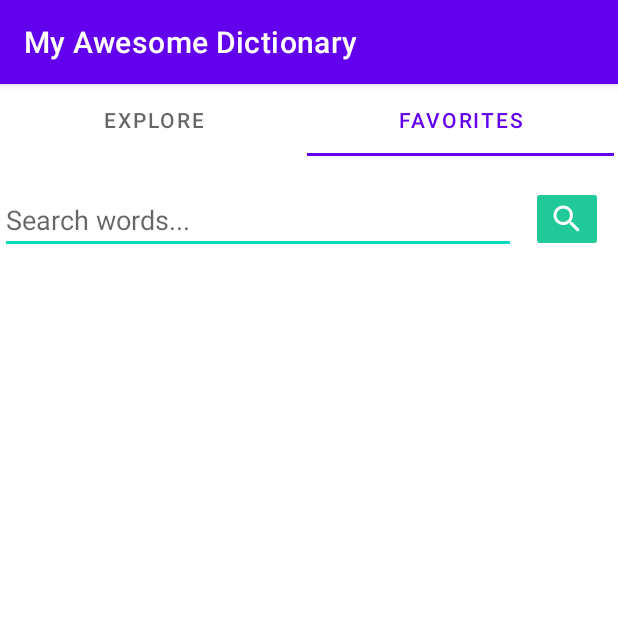
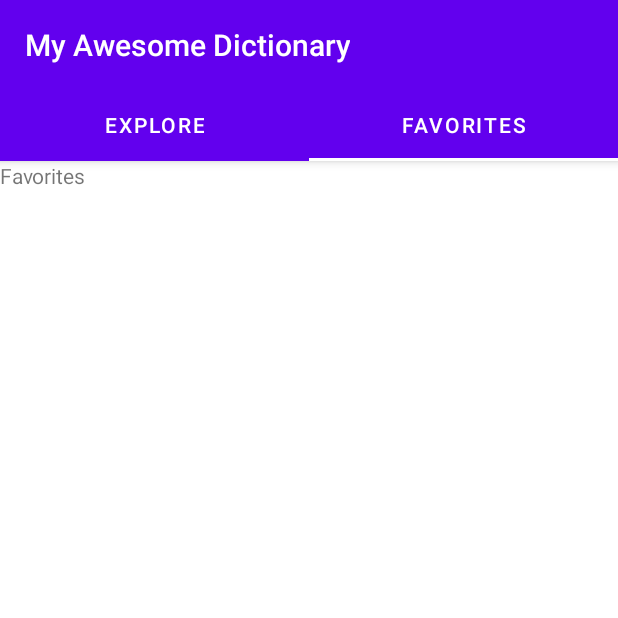
Before and after one commit to gal-bert/my-awesome-dictionary, an Android app: the screen it shows after launch (MainActivity), tab 2 chosen, on a phone screen of 412 x 824 dp, the top half of it. Run offline under Robolectric (Android 15) with nearby library versions, the phone set to English and light mode, and no system bars.

Commit message:
DB, Fragment, Recycler view ok

```diff
--- a/app/build.gradle
+++ b/app/build.gradle
@@ -37,6 +37,7 @@ dependencies {
     implementation 'androidx.constraintlayout:constraintlayout:2.0.4'
     implementation 'androidx.lifecycle:lifecycle-livedata-ktx:2.2.0'
     implementation 'androidx.lifecycle:lifecycle-viewmodel-ktx:2.2.0'
+    implementation 'androidx.legacy:legacy-support-v4:1.0.0'
     testImplementation 'junit:junit:4.+'
     androidTestImplementation 'androidx.test.ext:junit:1.1.2'
     androidTestImplementation 'androidx.test.espresso:espresso-core:3.3.0'
--- /dev/null
+++ b/app/src/main/java/com/gregorius/myawesomedictionary/ExploreAdapter.java
@@ -0,0 +1,52 @@
+package com.gregorius.myawesomedictionary;
+
+import android.content.Context;
+import android.text.Layout;
+import android.view.LayoutInflater;
+import android.view.View;
+import android.view.ViewGroup;
+import android.widget.TextView;
+
+import androidx.annotation.NonNull;
+import androidx.recyclerview.widget.RecyclerView;
+
+import org.jetbrains.annotations.NotNull;
+
+import java.util.Vector;
+
+public class ExploreAdapter extends RecyclerView.Adapter<ExploreAdapter.ViewHolder> {
+
+    Vector<String> listWord;
+
+    public ExploreAdapter(Vector<String> listWord){
+        this.listWord = listWord;
+    }
+
+    class ViewHolder extends RecyclerView.ViewHolder {
+
+        TextView tvWord;
+
+        public ViewHolder(View itemView) {
+            super(itemView);
+            tvWord = itemView.findViewById(R.id.tvWord);
+        }
+    }
+
+    @Override
+    public ViewHolder onCreateViewHolder(ViewGroup parent, int viewType) {
+        View view = LayoutInflater.from(parent.getContext()).inflate(R.layout.explore_card, parent, false);
+        return new ViewHolder(view);
+    }
+
+    @Override
+    public void onBindViewHolder(ViewHolder holder, int position) {
+        holder.tvWord.setText(listWord.get(position));
+    }
+
+    @Override
+    public int getItemCount() {
+        return listWord.size();
+    }
+
+
+}
--- /dev/null
+++ b/app/src/main/java/com/gregorius/myawesomedictionary/ExploreFragment.java
@@ -0,0 +1,45 @@
+package com.gregorius.myawesomedictionary;
+
+import android.content.Context;
+import android.os.Bundle;
+
+import androidx.fragment.app.Fragment;
+import androidx.recyclerview.widget.LinearLayoutManager;
+import androidx.recyclerview.widget.RecyclerView;
+
+import android.view.LayoutInflater;
+import android.view.View;
+import android.view.ViewGroup;
+import java.util.Vector;
+
+public class ExploreFragment extends Fragment {
+
+    Context context;
+    Vector<String> listWord;
+    RecyclerView rvExplore;
+    ExploreAdapter exploreAdapter;
+
+    @Override
+    public View onCreateView(LayoutInflater inflater, ViewGroup container, Bundle savedInstanceState) {
+
+        listWord = new Vector<>();
+        listWord.add("Alpha");
+        listWord.add("Beta");
+        listWord.add("Charlie");
+        listWord.add("Delta");
+        listWord.add("Epoch");
+        listWord.add("Franklin");
+        listWord.add("Ginette");
+
+        View view = inflater.inflate(R.layout.fragment_explore, container, false);
+        rvExplore = view.findViewById(R.id.rvExplore);
+
+        LinearLayoutManager manager = new LinearLayoutManager(context);
+        rvExplore.setLayoutManager(manager);
+
+        exploreAdapter = new ExploreAdapter(listWord);
+        rvExplore.setAdapter(exploreAdapter);
+
+        return view;
+    }
+}
--- /dev/null
+++ b/app/src/main/java/com/gregorius/myawesomedictionary/FavoritesFragment.java
@@ -0,0 +1,26 @@
+package com.gregorius.myawesomedictionary;
+
+import android.os.Bundle;
+
+import androidx.annotation.Nullable;
+import androidx.fragment.app.Fragment;
+
+import android.view.LayoutInflater;
+import android.view.View;
+import android.view.ViewGroup;
+import android.widget.Toast;
+
+public class FavoritesFragment extends Fragment {
+
+    @Override
+    public View onCreateView(LayoutInflater inflater, ViewGroup container,
+                             Bundle savedInstanceState) {
+        // Inflate the layout for this fragment
+        return inflater.inflate(R.layout.fragment_favorites, container, false);
+    }
+
+    @Override
+    public void onCreate(Bundle savedInstanceState) {
+        super.onCreate(savedInstanceState);
+    }
+}
--- a/app/src/main/java/com/gregorius/myawesomedictionary/MainActivity.java
+++ b/app/src/main/java/com/gregorius/myawesomedictionary/MainActivity.java
@@ -1,15 +1,37 @@
 package com.gregorius.myawesomedictionary;
-
-import androidx.appcompat.app.AppCompatActivity;
 
 import android.os.Bundle;
 
+import com.google.android.material.floatingactionbutton.FloatingActionButton;
+import com.google.android.material.snackbar.Snackbar;
+import com.google.android.material.tabs.TabLayout;
+
+import androidx.viewpager.widget.ViewPager;
+import androidx.appcompat.app.AppCompatActivity;
+
+import android.view.Menu;
+import android.view.MenuItem;
+import android.view.View;
+
+import com.gregorius.myawesomedictionary.ui.main.SectionsPagerAdapter;
+import com.gregorius.myawesomedictionary.databinding.ActivityMainBinding;
+
 public class MainActivity extends AppCompatActivity {
+
+    private ActivityMainBinding binding;
 
     @Override
     protected void onCreate(Bundle savedInstanceState) {
         super.onCreate(savedInstanceState);
-        setContentView(R.layout.activity_main);
+
+        binding = ActivityMainBinding.inflate(getLayoutInflater());
+        setContentView(binding.getRoot());
+
+        SectionsPagerAdapter sectionsPagerAdapter = new SectionsPagerAdapter(this, getSupportFragmentManager());
+        ViewPager viewPager = binding.viewPager;
+        viewPager.setAdapter(sectionsPagerAdapter);
+        TabLayout tabs = binding.tabs;
+        tabs.setupWithViewPager(viewPager);
+
     }
-
 }
--- a/app/src/main/java/com/gregorius/myawesomedictionary/ui/main/PlaceholderFragment.java
+++ b/app/src/main/java/com/gregorius/myawesomedictionary/ui/main/PlaceholderFragment.java
@@ -28,7 +28,6 @@ public class PlaceholderFragment extends Fragment {
     public static PlaceholderFragment newInstance(int index) {
         PlaceholderFragment fragment = new PlaceholderFragment();
         Bundle bundle = new Bundle();
-        bundle.putInt(ARG_SECTION_NUMBER, index);
         fragment.setArguments(bundle);
         return fragment;
     }
--- a/app/src/main/java/com/gregorius/myawesomedictionary/ui/main/SectionsPagerAdapter.java
+++ b/app/src/main/java/com/gregorius/myawesomedictionary/ui/main/SectionsPagerAdapter.java
@@ -8,6 +8,8 @@ import androidx.fragment.app.Fragment;
 import androidx.fragment.app.FragmentManager;
 import androidx.fragment.app.FragmentPagerAdapter;
 
+import com.gregorius.myawesomedictionary.ExploreFragment;
+import com.gregorius.myawesomedictionary.FavoritesFragment;
 import com.gregorius.myawesomedictionary.R;
 
 /**
@@ -27,9 +29,10 @@ public class SectionsPagerAdapter extends FragmentPagerAdapter {
 
     @Override
     public Fragment getItem(int position) {
-        // getItem is called to instantiate the fragment for the given page.
-        // Return a PlaceholderFragment (defined as a static inner class below).
-        return PlaceholderFragment.newInstance(position + 1);
+        Fragment fragment = null;
+        if (position == 0) fragment = new ExploreFragment();
+        else if (position == 1) fragment = new FavoritesFragment();
+        return fragment;
     }
 
     @Nullable
--- a/app/src/main/res/layout/activity_main.xml
+++ b/app/src/main/res/layout/activity_main.xml
@@ -1,56 +1,39 @@
 <?xml version="1.0" encoding="utf-8"?>
-<LinearLayout xmlns:android="http://schemas.android.com/apk/res/android"
+<androidx.coordinatorlayout.widget.CoordinatorLayout xmlns:android="http://schemas.android.com/apk/res/android"
     xmlns:app="http://schemas.android.com/apk/res-auto"
     xmlns:tools="http://schemas.android.com/tools"
     android:layout_width="match_parent"
     android:layout_height="match_parent"
-    tools:context=".MainActivity"
-    android:orientation="vertical"
-    >
+    tools:context=".MainActivity">
 
-    <com.google.android.material.tabs.TabLayout
-        android:layout_width="409dp"
+    <com.google.android.material.appbar.AppBarLayout
+        android:layout_width="match_parent"
         android:layout_height="wrap_content"
-        tools:layout_editor_absoluteX="1dp"
-        tools:layout_editor_absoluteY="2dp">
+        android:theme="@style/Theme.MyAwesomeDictionary.AppBarOverlay">
 
-        <com.google.android.material.tabs.TabItem
+        <TextView
+            android:id="@+id/title"
             android:layout_width="wrap_content"
             android:layout_height="wrap_content"
-            android:text="Explore" />
+            android:gravity="center"
+            android:minHeight="?actionBarSize"
+            android:padding="@dimen/appbar_padding"
+            android:text="@string/app_name"
+            android:textAppearance="@style/TextAppearance.Widget.AppCompat.Toolbar.Title" />
 
-        <com.google.android.material.tabs.TabItem
-            android:layout_width="wrap_content"
+        <com.google.android.material.tabs.TabLayout
+            android:id="@+id/tabs"
+            android:layout_width="match_parent"
             android:layout_height="wrap_content"
-            android:text="Favorites" />
-    </com.google.android.material.tabs.TabLayout>
+            android:background="?attr/colorPrimary"
+            app:tabTextColor="@color/white"
+            app:tabIndicatorColor="@color/white"/>
+    </com.google.android.material.appbar.AppBarLayout>
 
-    <LinearLayout
+    <androidx.viewpager.widget.ViewPager
+        android:id="@+id/view_pager"
         android:layout_width="match_parent"
-        android:layout_height="wrap_content"
-        android:orientation="horizontal"
-        android:layout_marginVertical="20dp">
+        android:layout_height="match_parent"
+        app:layout_behavior="@string/appbar_scrolling_view_behavior" />
 
-        <EditText
-            android:layout_width="wrap_content"
-            android:layout_height="wrap_content"
-            android:hint="Search words..."
-            android:layout_weight="1"
-            />
-        <ImageButton
-            android:layout_width="wrap_content"
-            android:layout_height="wrap_content"
-            android:id="@+id/btnSearch"
-            android:layout_marginHorizontal="10dp"
-            android:src="@drawable/ic_baseline_search_24"
-            android:backgroundTint="#20C997"/>
-
-    </LinearLayout>
-
-    <androidx.recyclerview.widget.RecyclerView
-        android:layout_width="match_parent"
-        android:layout_height="wrap_content"
-        android:id="@+id/rvExplore"/>
-
-
-</LinearLayout>
+</androidx.coordinatorlayout.widget.CoordinatorLayout>
--- /dev/null
+++ b/app/src/main/res/layout/fragment_favorites.xml
@@ -0,0 +1,13 @@
+<?xml version="1.0" encoding="utf-8"?>
+<FrameLayout xmlns:android="http://schemas.android.com/apk/res/android"
+    xmlns:tools="http://schemas.android.com/tools"
+    android:layout_width="match_parent"
+    android:layout_height="match_parent"
+    tools:context=".FavoritesFragment">
+
+    <TextView
+        android:layout_width="match_parent"
+        android:layout_height="match_parent"
+        android:text="Favorites" />
+
+</FrameLayout>
--- a/app/src/main/res/values/strings.xml
+++ b/app/src/main/res/values/strings.xml
@@ -1,6 +1,7 @@
 <resources>
     <string name="app_name">My Awesome Dictionary</string>
-    <string name="title_activity_main2">MainActivity2</string>
-    <string name="tab_text_1">Tab 1</string>
-    <string name="tab_text_2">Tab 2</string>
+    <string name="tab_text_1">Explore</string>
+    <string name="tab_text_2">Favorites</string>
+    <string name="title_activity_tab">TabActivity</string>
+    <string name="title_activity_main">MainActivity</string>
 </resources>
```
Also changed, not shown: app/src/main/AndroidManifest.xml (+10 -5 lines), app/src/main/java/com/gregorius/myawesomedictionary/APIClient.java (added, +20 -0 lines), app/src/main/java/com/gregorius/myawesomedictionary/DBHelper.java (added, +30 -0 lines), app/src/main/java/com/gregorius/myawesomedictionary/HerokuService.java (added, +10 -0 lines), app/src/main/res/layout/fragment_explore.xml (added, +39 -0 lines), app/src/main/res/layout/fragment_main.xml (added, +23 -0 lines).
